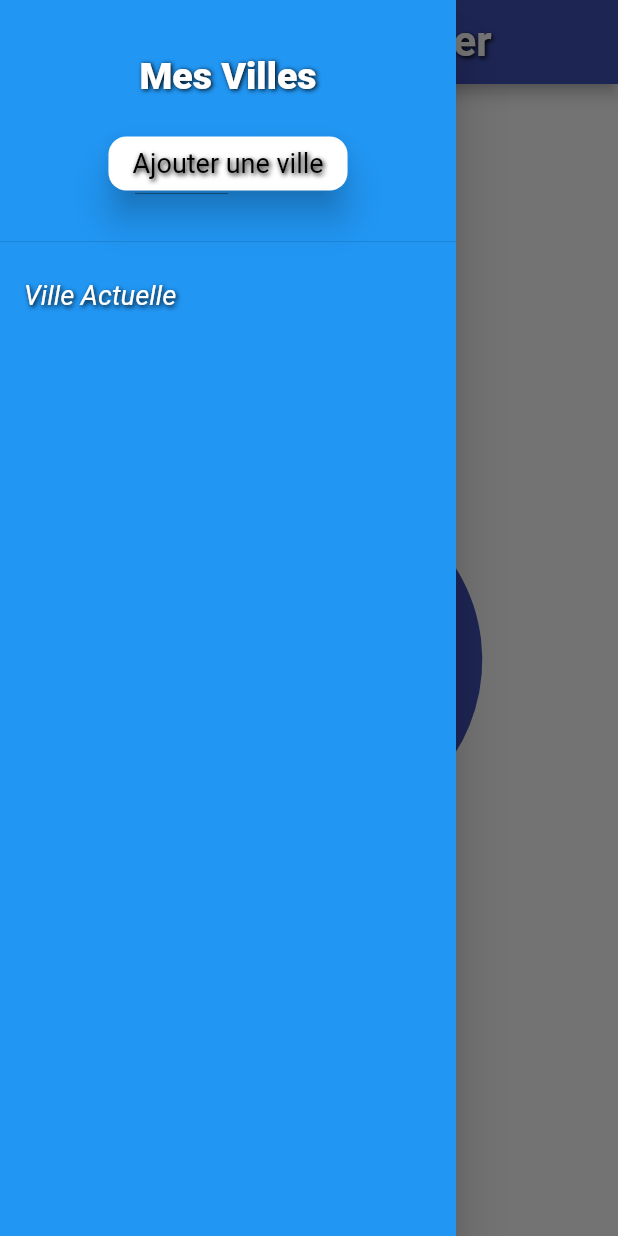
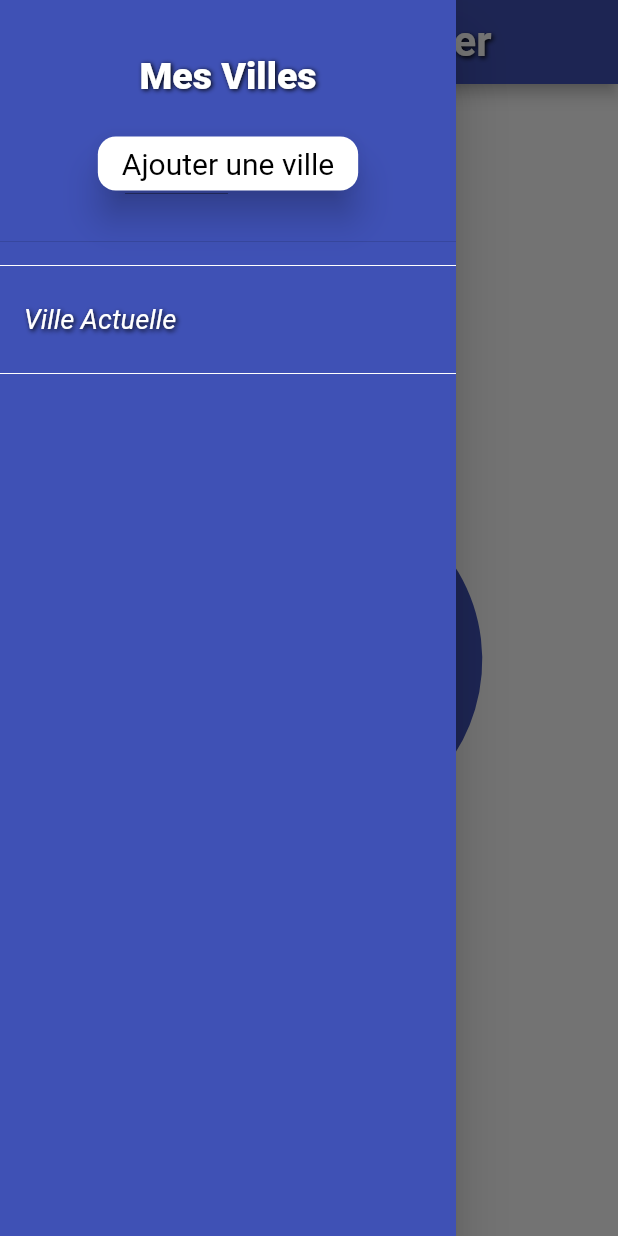
Before and after one commit to Maxvyr/meteo_app_flutter, a Flutter app: the screen it shows after launch, with the side drawer open, on a phone screen of 412 x 824 dp. Run offline on Flutter 3.47's test engine with Material 2 defaults, Android fonts, the phone set to English and light mode, and no system bars; our stand-ins replace location, shared_preferences; missing offline and left inert: geocoder.

Commit message:
design #2 Drawer + SimpleDialog

```diff
--- a/lib/controller/constants.dart
+++ b/lib/controller/constants.dart
@@ -1 +1,4 @@
 final String titleApp = "My Manga Weather";
+final String myCities = "Mes Villes";
+final String city = "Ville";
+final String addACity = "Ajouter une ville";
--- a/lib/view/home_page.dart
+++ b/lib/view/home_page.dart
@@ -3,14 +3,18 @@ import 'dart:convert';
 import 'package:flutter/material.dart';
 import 'package:geocoder/geocoder.dart';
 import 'package:location/location.dart';
-import 'package:meteo_koji/controller/color.dart';
-import 'package:meteo_koji/models/weather_city.dart';
-import 'package:meteo_koji/view/widget/container_background.dart';
-import 'package:meteo_koji/view/widget/loading_indicator.dart';
-import 'package:meteo_koji/view/widget/my_appbar.dart';
-import 'package:meteo_koji/view/widget/my_text.dart';
+import 'package:meteo_koji/view/widget/my_input_decoration.dart';
 import 'package:shared_preferences/shared_preferences.dart';
 import 'package:http/http.dart' as http;
+
+import '../controller/color.dart';
+import '../models/weather_city.dart';
+import '../view/widget/container_background.dart';
+import '../view/widget/loading_indicator.dart';
+import '../view/widget/my_appbar.dart';
+import '../view/widget/my_text.dart';
+import '../view/widget/my_divider.dart';
+import '../controller/constants.dart' as constants;
 
 class HomePage extends StatefulWidget {
   HomePage({Key key, this.title}) : super(key: key);
@@ -65,7 +69,7 @@ class _HomePageState extends State<HomePage> {
   Drawer drawerMeteo() {
     return Drawer(
       child: Container(
-        color: blue,
+        color: indigo,
         child: ListView.builder(
           itemCount: cities.length + 2,
           itemBuilder: (context, position) {
@@ -76,7 +80,7 @@ class _HomePageState extends State<HomePage> {
                     mainAxisAlignment: MainAxisAlignment.spaceEvenly,
                     children: [
                       MyText(
-                      data: "Mes Villes",
+                        data: constants.myCities,
                         color: white,
                         fontStyle: FontStyle.normal,
                         fontSize: 25.0,
@@ -89,17 +93,23 @@ class _HomePageState extends State<HomePage> {
                           borderRadius: BorderRadius.circular(12.0),
                         ),
                         child: MyText(
-                        data: "Ajouter une ville",
+                          data: constants.addACity,
+                          fontSize: 20.0,
                           fontStyle: FontStyle.normal,
                           color: black,
+                          colorShadow: transparent,
                         ),
                         onPressed: addCity,
                       ),
                     ],
-                ));
+                  ),
+                );
                 break;
               case 1:
-                return ListTile(
+                return Column(
+                  children: [
+                    MyDivider(),
+                    ListTile(
                       title: MyText(
                         data: cityLiving,
                         color: white,
@@ -112,6 +122,9 @@ class _HomePageState extends State<HomePage> {
                           Navigator.pop(context);
                         });
                       },
+                    ),
+                    MyDivider(),
+                  ],
                 );
                 break;
               default:
@@ -147,23 +160,26 @@ class _HomePageState extends State<HomePage> {
   Future addCity() async {
     return showDialog(
       context: context,
+      useSafeArea: false,
       barrierDismissible: true,
       builder: (BuildContext ctx) {
         return SimpleDialog(
           contentPadding: EdgeInsets.all(20.0),
           title: MyText(
-            data: "Ajoutez une ville",
+            data: constants.addACity,
             fontSize: 25.0,
-            color: blue,
+            fontWeight: FontWeight.w900,
+            color: indigo,
+            colorShadow: transparent,
           ),
           children: [
             TextField(
-              decoration: InputDecoration(labelText: "Ville :"),
+              decoration: MyInputDecoration(),
               onSubmitted: (String str) {
                 addStringListSharedPref(str);
                 Navigator.pop(context);
               },
-            )
+            ),
           ],
         );
       },
--- /dev/null
+++ b/lib/view/widget/my_divider.dart
@@ -0,0 +1,6 @@
+import 'package:flutter/material.dart';
+import 'package:meteo_koji/controller/color.dart';
+
+class MyDivider extends Divider {
+  MyDivider({color: white}) : super(color: color);
+}
--- /dev/null
+++ b/lib/view/widget/my_input_decoration.dart
@@ -0,0 +1,30 @@
+import 'package:flutter/material.dart';
+import '../../controller/color.dart';
+import '../../controller/constants.dart' as constants;
+
+class MyInputDecoration extends InputDecoration {
+  MyInputDecoration({
+    borderRadius: 2.0,
+    borderRadiusFocused: 12.0,
+    width: 2.0,
+    color: indigo,
+  }) : super(
+          border: OutlineInputBorder(
+            borderRadius: BorderRadius.circular(2.0),
+            borderSide: BorderSide(
+              width: 2.0,
+              color: indigo,
+            ),
+          ),
+          focusedBorder: OutlineInputBorder(
+            borderRadius: BorderRadius.circular(12.0),
+            borderSide: BorderSide(
+              width: 2.0,
+              color: indigo,
+            ),
+          ),
+          prefixIcon: Icon(Icons.location_city_rounded),
+          contentPadding: EdgeInsets.symmetric(horizontal: 6.0),
+          labelText: constants.city,
+        );
+}
```
Lines whose indentation alone changed are shown as unchanged.
